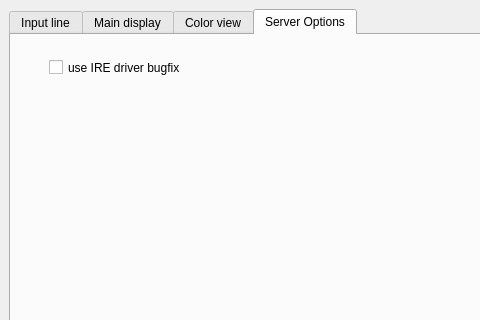
Before: the Qt Designer form mudlet/prealpha1/mudlet/src/ui/profile_preferences.ui in Mudlet/Mudlet, drawn with Qt 5; both pictures show x 0 to 480 and y 0 to 320 of the 571 by 554 pixel window.
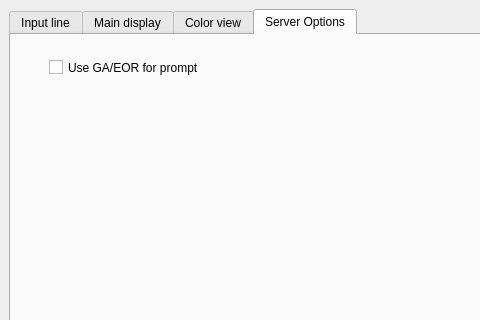
After: the same form once the commit is applied. Icons and pictures are not drawn.

Diff of the .ui file:
```diff
--- a/mudlet/prealpha1/mudlet/src/ui/profile_preferences.ui
+++ b/mudlet/prealpha1/mudlet/src/ui/profile_preferences.ui
@@ -725,6 +725,14 @@
     </layout>
    </widget>
    <widget class="QWidget" name="Seite" >
+    <property name="geometry" >
+     <rect>
+      <x>0</x>
+      <y>0</y>
+      <width>549</width>
+      <height>476</height>
+     </rect>
+    </property>
     <attribute name="title" >
      <string>Server Options</string>
     </attribute>
@@ -738,7 +746,7 @@
       </rect>
      </property>
      <property name="text" >
-      <string>use IRE driver bugfix</string>
+      <string>Use GA/EOR for prompt</string>
      </property>
     </widget>
    </widget>
```
